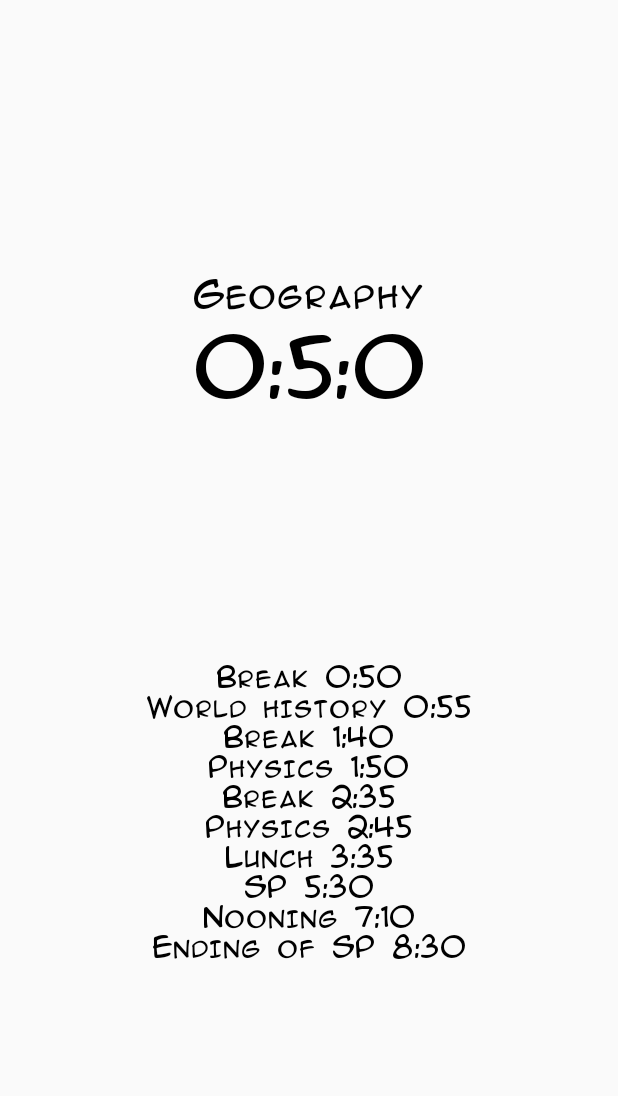
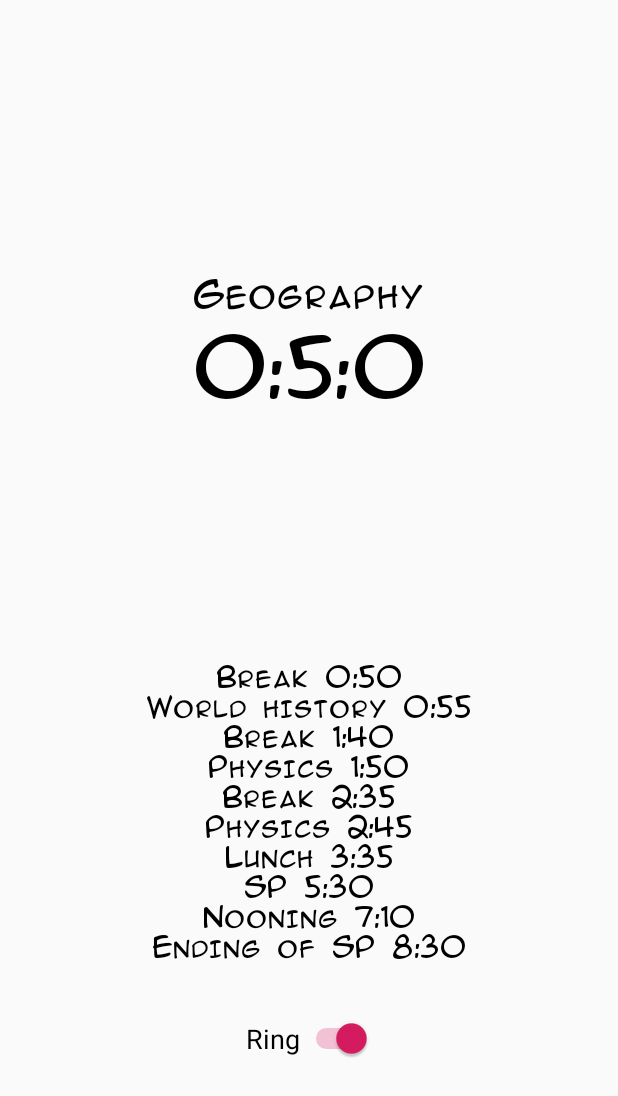
Before and after one commit to 0xAndoroid/TimeCounter, an Android app: the screen it shows after launch (MainActivity), on a phone screen of 412 x 824 dp. Shown: the top 1096 px of the screen. Run offline under Robolectric (Android 15) with nearby library versions, the phone set to English and light mode, and no system bars; libraries missing offline, so code that uses them is left out: com.jakewharton.threetenabp; 1 statement that could not run was skipped.

Commit message:
v1.4 Added ring switch Improved music player Added notification transfer to app

```diff
--- a/app/src/main/java/xyz/andoroid/timecounter/MainActivity.java
+++ b/app/src/main/java/xyz/andoroid/timecounter/MainActivity.java
@@ -4,22 +4,22 @@ import androidx.appcompat.app.AppCompatActivity;
 import androidx.constraintlayout.widget.ConstraintLayout;
 
 import android.app.NotificationManager;
-import android.content.Context;
-import android.media.MediaPlayer;
 import android.os.Bundle;
-import android.os.VibrationEffect;
-import android.os.Vibrator;
 import android.util.Pair;
 import android.view.View;
-import android.widget.Button;
+import android.widget.Switch;
 import android.widget.TextView;
 
-import java.time.DayOfWeek;
-import java.time.LocalDateTime;
-import java.time.temporal.ChronoUnit;
+import com.jakewharton.threetenabp.AndroidThreeTen;
+
+import org.threeten.bp.DayOfWeek;
+import org.threeten.bp.LocalDateTime;
+import org.threeten.bp.temporal.ChronoUnit;
+
 import java.util.ArrayList;
 import java.util.List;
 
+import xyz.andoroid.timecounter.model.MusicUtils;
 import xyz.andoroid.timecounter.model.NotificationUtils;
 import xyz.andoroid.timecounter.model.ReaderUtils;
 import xyz.andoroid.timecounter.model.TimeUtils;
@@ -30,26 +30,23 @@ public class MainActivity extends AppCompatActivity {
     private List<Pair<String, Long>> events;
 
     private LocalDateTime startOfWeek;
-    private Vibrator v;
     private NotificationUtils notificationUtils;
 
-    private boolean played = false;
+    private MusicUtils musicUtils;
 
     @Override
     protected void onCreate(Bundle savedInstanceState) {
         super.onCreate(savedInstanceState);
+        AndroidThreeTen.init(this);
         setContentView(R.layout.activity_main);
         now = LocalDateTime.now();
         events = new ArrayList<>();
-        v = (Vibrator) getSystemService(Context.VIBRATOR_SERVICE);
         notificationUtils = new NotificationUtils((NotificationManager)getSystemService(NOTIFICATION_SERVICE), this);
 
         startOfWeek = LocalDateTime.of(now.getYear(), now.getMonth(), now.getDayOfMonth(), 0,0);
         startOfWeek = startOfWeek.minusDays(now.getDayOfWeek().compareTo(DayOfWeek.MONDAY));
 
-
-        final MediaPlayer mPlayer = MediaPlayer.create(this, R.raw.ring);
-        mPlayer.setLooping(true);
+        musicUtils = new MusicUtils(this, R.raw.ring);
 
         final TextView eventName = findViewById(R.id.EventName);
         final TextView eventTime = findViewById(R.id.EventTime);
@@ -61,15 +58,8 @@ public class MainActivity extends AppCompatActivity {
                 v.setBackgroundColor((int)(Math.random()*0xFF000000));
             }
         });
+        final Switch ringSwitch = findViewById(R.id.ringSwitch);
 
-        final Button button = findViewById(R.id.button);
-        button.setOnClickListener(new View.OnClickListener() {
-            @Override
-            public void onClick(View v) {
-                mPlayer.pause();
-                button.setVisibility(View.INVISIBLE);
-            }
-        });
 
         ReaderUtils qb = new ReaderUtils(this);
         List<String> allTextLines = qb.readLine("schedule.csv");
@@ -89,7 +79,6 @@ public class MainActivity extends AppCompatActivity {
                         runOnUiThread(new Runnable() {
                             @Override
                             public void run() {
-
                                 long secsBetweenNowAndStart = ChronoUnit.SECONDS.between(startOfWeek, now);
                                 int index = -1;
                                 for(int i = 0;i<events.size();i++) {
@@ -100,15 +89,11 @@ public class MainActivity extends AppCompatActivity {
 
                                 eventName.setText(events.get(index).first);
                                 long s = events.get(index).second-secsBetweenNowAndStart;
-                                if(s <= 0 && !played) {
-                                    v.vibrate(VibrationEffect.createOneShot(5000, VibrationEffect.DEFAULT_AMPLITUDE));
-                                    mPlayer.start();
-                                    played = true;
-                                    button.setVisibility(View.VISIBLE);
-                                } else if(s > 0) played = false;
+                                if(s <= 0 && ringSwitch.isChecked()) {
+                                    musicUtils.play(5000);
+                                }
                                 eventTime.setText(TimeUtils.convertFromSeconds(s,true));
                                 notificationUtils.showNotification(0, events.get(index).first, TimeUtils.convertFromSeconds(s,true));
-
 
                                 StringBuilder next = new StringBuilder();
                                 for(int i=index+1;i<index+11 && i<events.size();i++)
--- a/app/src/main/java/xyz/andoroid/timecounter/model/NotificationUtils.java
+++ b/app/src/main/java/xyz/andoroid/timecounter/model/NotificationUtils.java
@@ -3,8 +3,13 @@ package xyz.andoroid.timecounter.model;
 import android.app.Notification;
 import android.app.NotificationChannel;
 import android.app.NotificationManager;
+import android.app.PendingIntent;
 import android.content.Context;
+import android.content.Intent;
 
+import androidx.core.app.NotificationCompat;
+
+import xyz.andoroid.timecounter.MainActivity;
 import xyz.andoroid.timecounter.R;
 
 public class NotificationUtils {
@@ -20,11 +25,17 @@ public class NotificationUtils {
     }
 
     public void showNotification(int id, String title, String content) {
-        Notification notification = new Notification.Builder(context, "0")
+        Intent intent = new Intent(context, MainActivity.class);
+        intent.putExtra("xyz.andoroid.timecounter.notifyId", id);
+        PendingIntent pIntent = PendingIntent.getActivity(context, 0, intent,
+                PendingIntent.FLAG_UPDATE_CURRENT);
+        Notification notification = new NotificationCompat.Builder(context, "0")
                 .setContentTitle(title)
                 .setContentText(content)
                 .setSmallIcon(R.mipmap.ic_launcher)
                 .setOngoing(true)
+                //.addAction(0, "Action Button", pIntent)
+                .setContentIntent(pIntent)
                 .build();
         notificationManager.notify(id, notification);
     }
--- a/app/src/main/res/layout/activity_main.xml
+++ b/app/src/main/res/layout/activity_main.xml
@@ -24,7 +24,7 @@
         android:layout_height="wrap_content"
         android:layout_marginTop="50dp"
         android:fontFamily="@font/fff"
-        android:text="Loading"
+        android:text="@string/loading"
         android:textColor="#000000"
         android:textSize="50sp"
         app:layout_constraintBottom_toTopOf="@+id/NextEvent"
@@ -46,13 +46,16 @@
         app:layout_constraintTop_toBottomOf="@+id/EventTime"
         app:layout_constraintVertical_bias="0.65999997" />
 
-    <Button
-        android:id="@+id/button"
+    <Switch
+        android:id="@+id/ringSwitch"
         android:layout_width="wrap_content"
         android:layout_height="wrap_content"
-        android:text="Stop playing"
-        android:visibility="invisible"
-        app:layout_constraintBottom_toBottomOf="parent"
-        app:layout_constraintEnd_toEndOf="parent" />
+        android:layout_marginTop="16dp"
+        android:checked="true"
+        android:text="Ring"
+        android:textSize="18sp"
+        app:layout_constraintEnd_toEndOf="parent"
+        app:layout_constraintStart_toStartOf="parent"
+        app:layout_constraintTop_toBottomOf="@+id/NextEvent" />
 
 </androidx.constraintlayout.widget.ConstraintLayout>
--- a/app/src/main/res/values/strings.xml
+++ b/app/src/main/res/values/strings.xml
@@ -1,3 +1,5 @@
 <resources>
-    <string name="app_name">TimeCounter</string>
+    <string name="app_name">UPML Time Counter</string>
+    <string name="stop_playing">Stop playing</string>
+    <string name="loading">Loading</string>
 </resources>
--- a/build.gradle
+++ b/build.gradle
@@ -7,7 +7,7 @@ buildscript {
 
     }
     dependencies {
-        classpath 'com.android.tools.build:gradle:3.5.0'
+        classpath 'com.android.tools.build:gradle:3.5.4'
 
         // NOTE: Do not place your application dependencies here; they belong
         // in the individual module build.gradle files
```
Also changed, not shown: app/build.gradle (+8 -7 lines), app/src/main/java/xyz/andoroid/timecounter/model/MusicUtils.java (added, +32 -0 lines), 1 other file.
